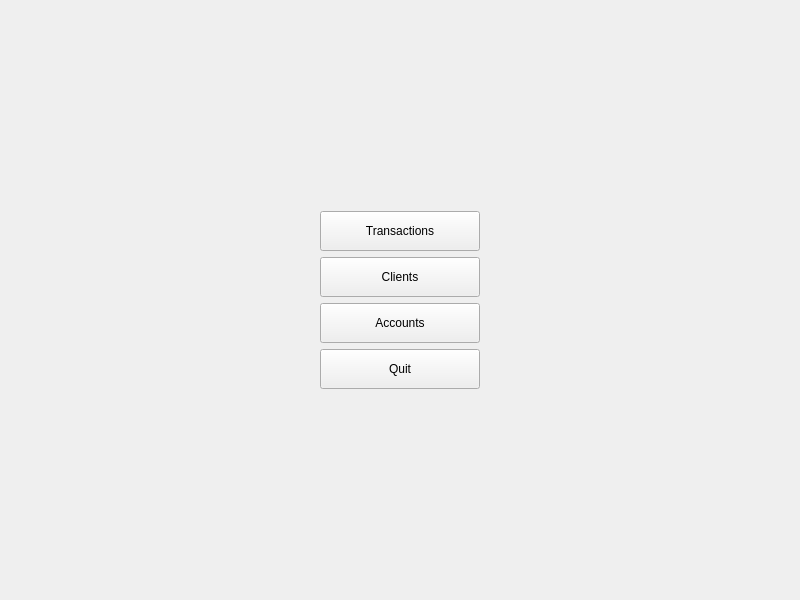
Above: ui/menu_widget.ui from JakPro15/23L-BD2-bank-management before the change. Below: the same form after it.
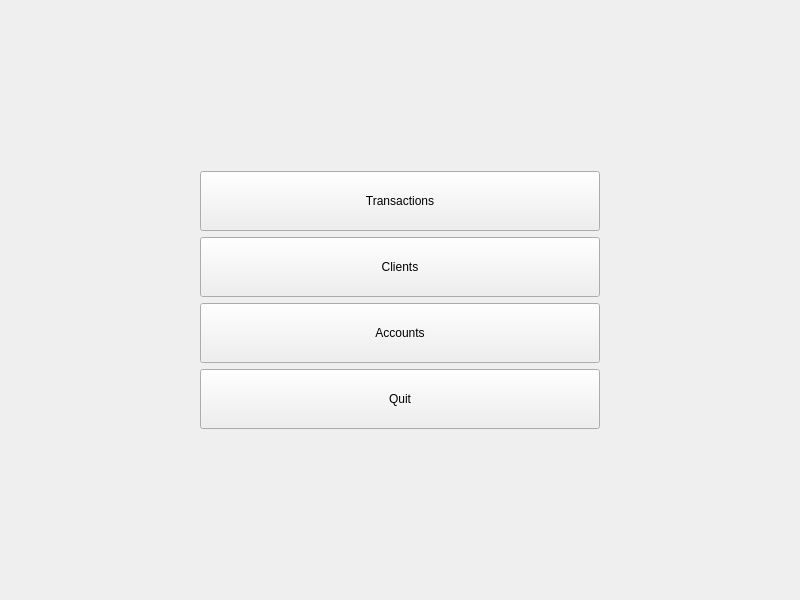
That is the form after the change.

Commit message: Added initial accounts section gui.

```diff
--- a/ui/menu_widget.ui
+++ b/ui/menu_widget.ui
@@ -52,8 +52,8 @@
       <widget class="QPushButton" name="transactions_button">
        <property name="minimumSize">
         <size>
-         <width>160</width>
-         <height>40</height>
+         <width>400</width>
+         <height>60</height>
         </size>
        </property>
        <property name="text">
@@ -65,8 +65,8 @@
       <widget class="QPushButton" name="clients_button">
        <property name="minimumSize">
         <size>
-         <width>160</width>
-         <height>40</height>
+         <width>400</width>
+         <height>60</height>
         </size>
        </property>
        <property name="text">
@@ -78,8 +78,8 @@
       <widget class="QPushButton" name="accounts_button">
        <property name="minimumSize">
         <size>
-         <width>160</width>
-         <height>40</height>
+         <width>400</width>
+         <height>60</height>
         </size>
        </property>
        <property name="text">
@@ -91,8 +91,8 @@
       <widget class="QPushButton" name="pushButton">
        <property name="minimumSize">
         <size>
-         <width>160</width>
-         <height>40</height>
+         <width>400</width>
+         <height>60</height>
         </size>
        </property>
        <property name="text">
```
Left out of the diff: 4 changed lines with no effect on the pictures. The commit also changes 7 other files.
